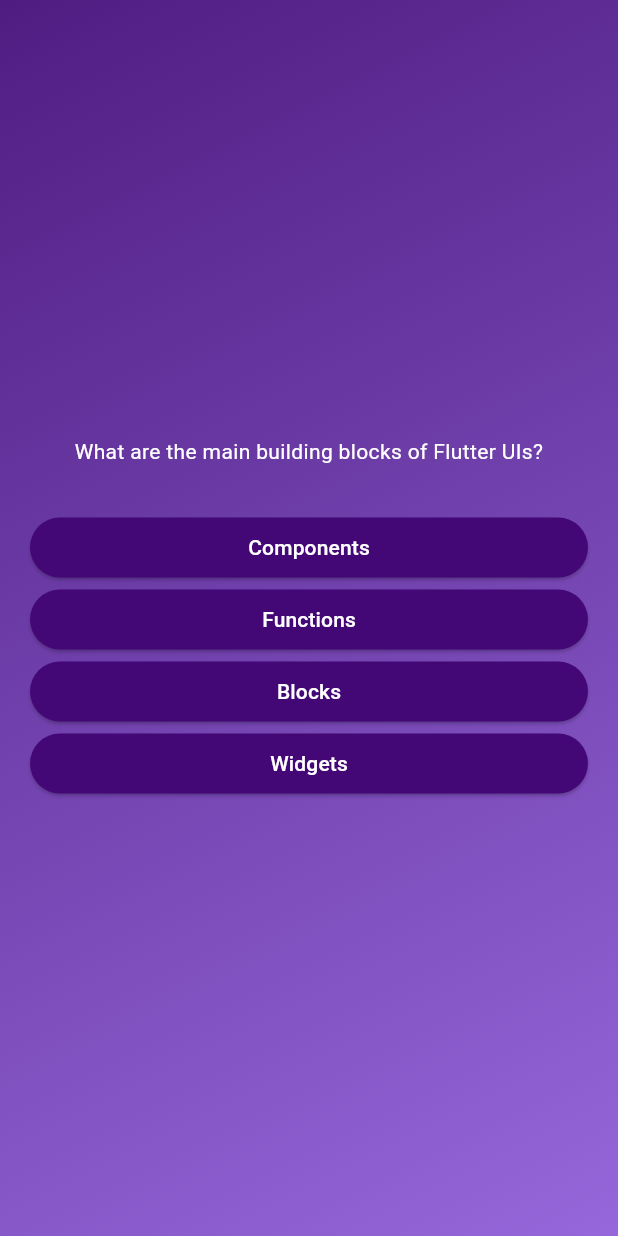
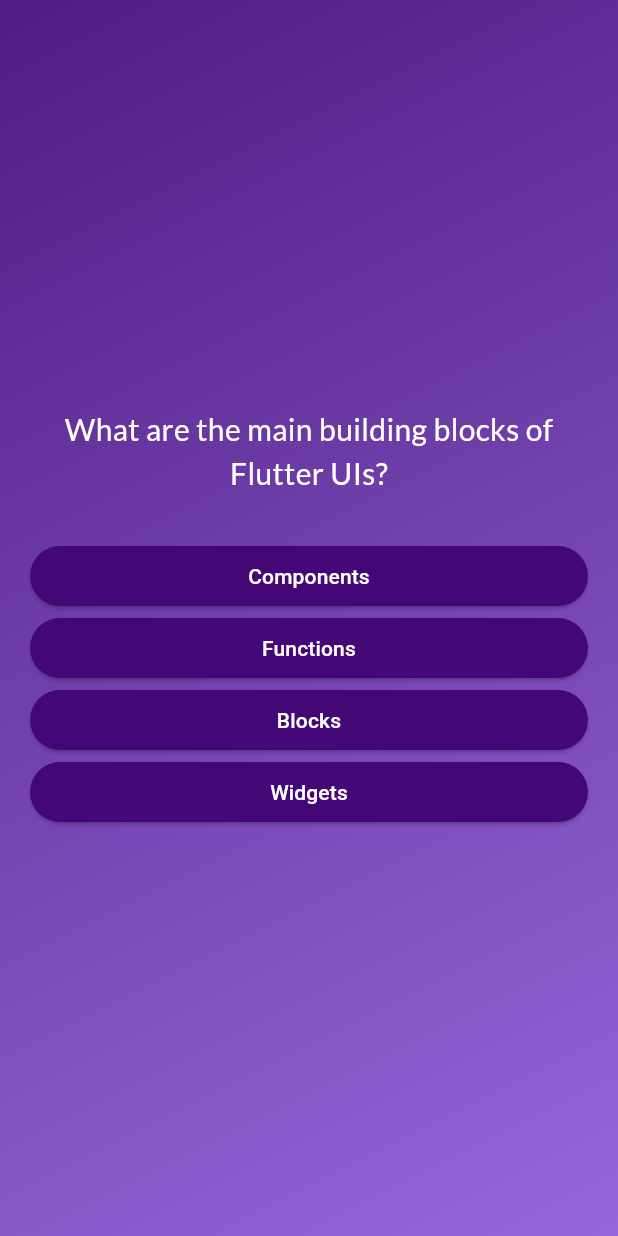
Before and after one commit to IsharaNawa/quiz-flutter-app, a Flutter app: the screen it shows after launch, after a tap on "Start Quiz", on a phone screen of 412 x 824 dp. Run offline on Flutter 3.47's test engine with Material 3 defaults, Android fonts, the phone set to English and light mode, and no system bars; our stand-ins replace google_fonts.

Commit message:
added google fonts and some styling

```diff
--- a/lib/answer_button.dart
+++ b/lib/answer_button.dart
@@ -21,7 +21,10 @@ class AnswerButton extends StatelessWidget {
           shape: RoundedRectangleBorder(
             borderRadius: BorderRadius.circular(40),
           )),
-      child: Text(buttonText),
+      child: Text(
+        buttonText,
+        textAlign: TextAlign.center,
+      ),
     );
   }
 }
--- a/lib/questions_screen.dart
+++ b/lib/questions_screen.dart
@@ -1,7 +1,8 @@
 import 'package:flutter/material.dart';
 import 'package:quiz_app/answer_button.dart';
 import 'package:quiz_app/data/questions.dart';
-import 'package:quiz_app/models/quiz_question.dart';
+
+import 'package:google_fonts/google_fonts.dart';
 
 class QuestionsScreen extends StatefulWidget {
   const QuestionsScreen({super.key});
@@ -15,19 +16,11 @@ class QuestionsScreen extends StatefulWidget {
 class _QuestionsScreenState extends State<QuestionsScreen> {
   int questionNumber = 0;
 
-  @override
-  void initState() {
-    questionNumber = 0;
-    super.initState();
-  }
-
   void moveToNextQuestion() {
     setState(() {
       if (questionNumber < questions.length - 1) {
         questionNumber += 1;
-      } else {
-
-      }
+      } else {}
     });
   }
 
@@ -44,8 +37,9 @@ class _QuestionsScreenState extends State<QuestionsScreen> {
             Text(
               questions[questionNumber].question,
               textAlign: TextAlign.center,
-              style: const TextStyle(
+              style: GoogleFonts.lato(
                 color: Colors.white,
+                fontSize: 20,
               ),
             ),
             const SizedBox(
--- a/lib/start_screen.dart
+++ b/lib/start_screen.dart
@@ -1,4 +1,5 @@
 import 'package:flutter/material.dart';
+import 'package:google_fonts/google_fonts.dart';
 
 class StartScreen extends StatelessWidget {
   // accept a function so that it can be called when the button is pressed
@@ -20,10 +21,10 @@ class StartScreen extends StatelessWidget {
           const SizedBox(
             height: 50,
           ),
-          const Text(
+          Text(
             "Learn Flutter the fun way!",
-            style: TextStyle(
-              color: Colors.white,
+            style: GoogleFonts.lato(
+              color: Color.fromARGB(255, 216, 196, 229),
               fontSize: 20,
             ),
           ),
--- a/pubspec.yaml
+++ b/pubspec.yaml
@@ -34,6 +34,7 @@ dependencies:
   # The following adds the Cupertino Icons font to your application.
   # Use with the CupertinoIcons class for iOS style icons.
   cupertino_icons: ^1.0.6
+  google_fonts: ^6.2.1
 
 dev_dependencies:
   flutter_test:
```
Also changed, not shown: pubspec.lock, 1 other file.
